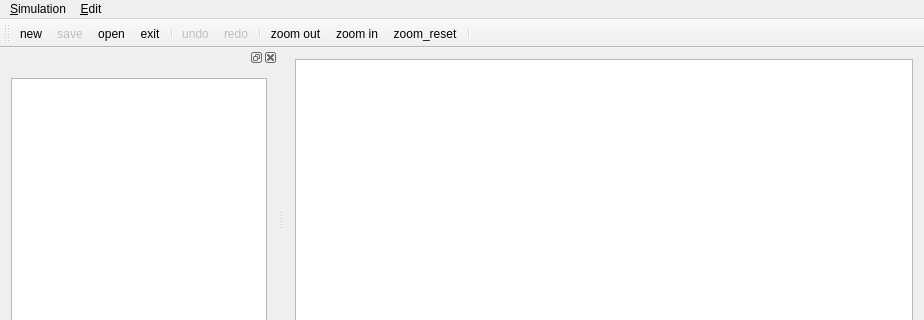
Qt form src/gui/mainwindow.ui (gregorburger/CityDrain3) before a commit; both pictures show x 0 to 924 and y 0 to 320 of the 924 by 650 pixel window.
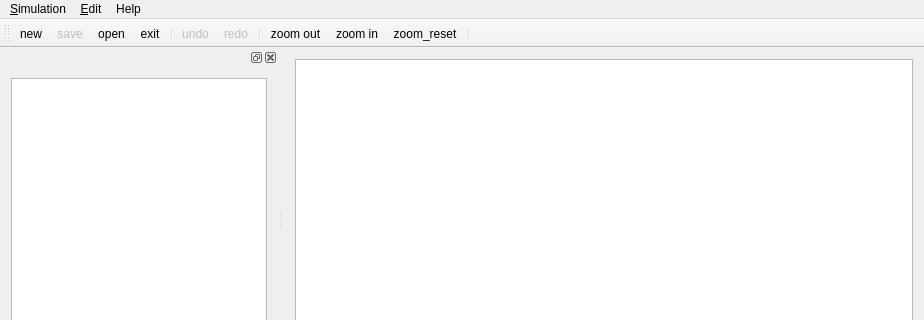
The same form after that commit. Icons and pictures are not drawn.

Commit message: add about dialog

The edit to the form file:
```diff
--- a/src/gui/mainwindow.ui
+++ b/src/gui/mainwindow.ui
@@ -122,8 +122,15 @@
     <addaction name="actionIncrease_distance"/>
     <addaction name="actionDecrease_distance"/>
    </widget>
+   <widget class="QMenu" name="menuHelp">
+    <property name="title">
+     <string>Help</string>
+    </property>
+    <addaction name="action_About"/>
+   </widget>
    <addaction name="menuFile"/>
    <addaction name="menuEdit"/>
+   <addaction name="menuHelp"/>
   </widget>
   <widget class="QToolBar" name="mainToolBar">
    <attribute name="toolBarArea">
```
Left out of the diff: 5 changed lines with no effect on the pictures. The commit also changes 3 other files.
